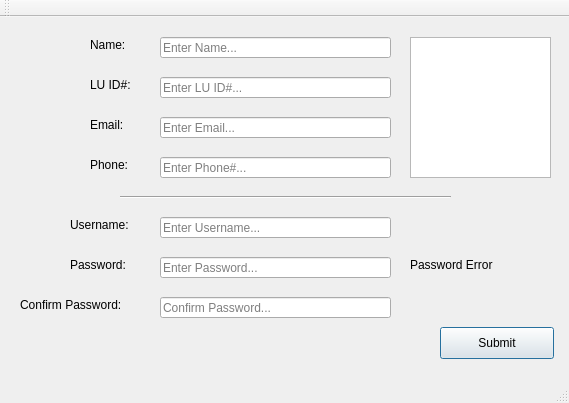
pyridine/LAWRENTIAN, file LAWRENTIAN/LuD/registrationwindow.ui: the form before one commit.
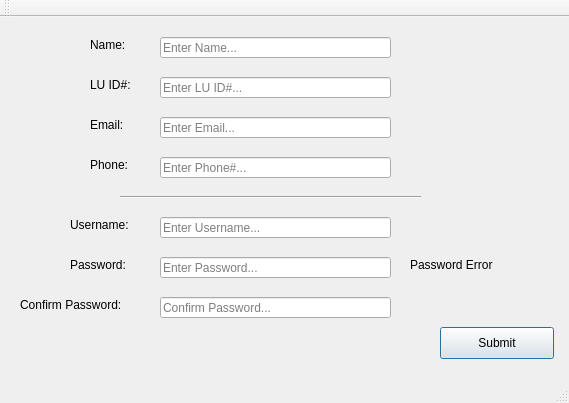
The form after the commit.

Diff of the .ui file:
```diff
--- a/LAWRENTIAN/LuD/registrationwindow.ui
+++ b/LAWRENTIAN/LuD/registrationwindow.ui
@@ -71,7 +71,7 @@
      <rect>
       <x>120</x>
       <y>170</y>
-      <width>331</width>
+      <width>301</width>
       <height>20</height>
      </rect>
     </property>
@@ -237,16 +237,6 @@
      <bool>true</bool>
     </property>
    </widget>
-   <widget class="QGraphicsView" name="idPicture">
-    <property name="geometry">
-     <rect>
-      <x>410</x>
-      <y>20</y>
-      <width>141</width>
-      <height>141</height>
-     </rect>
-    </property>
-   </widget>
    <widget class="QLabel" name="passwordErrorLabel">
     <property name="geometry">
      <rect>
```
